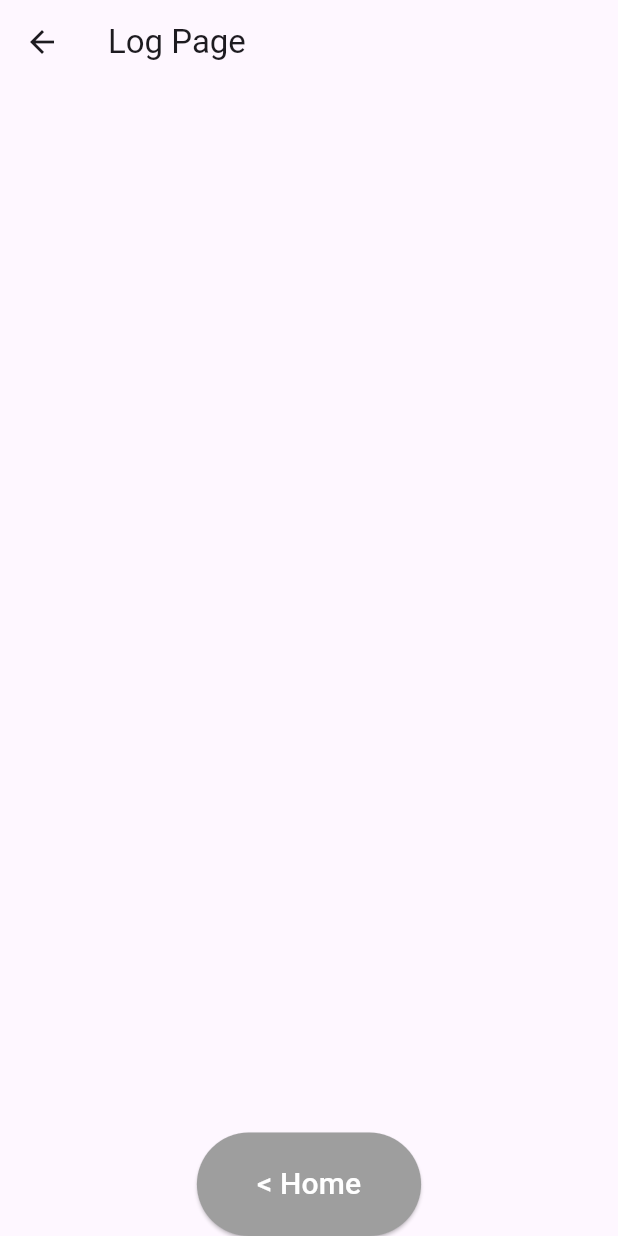
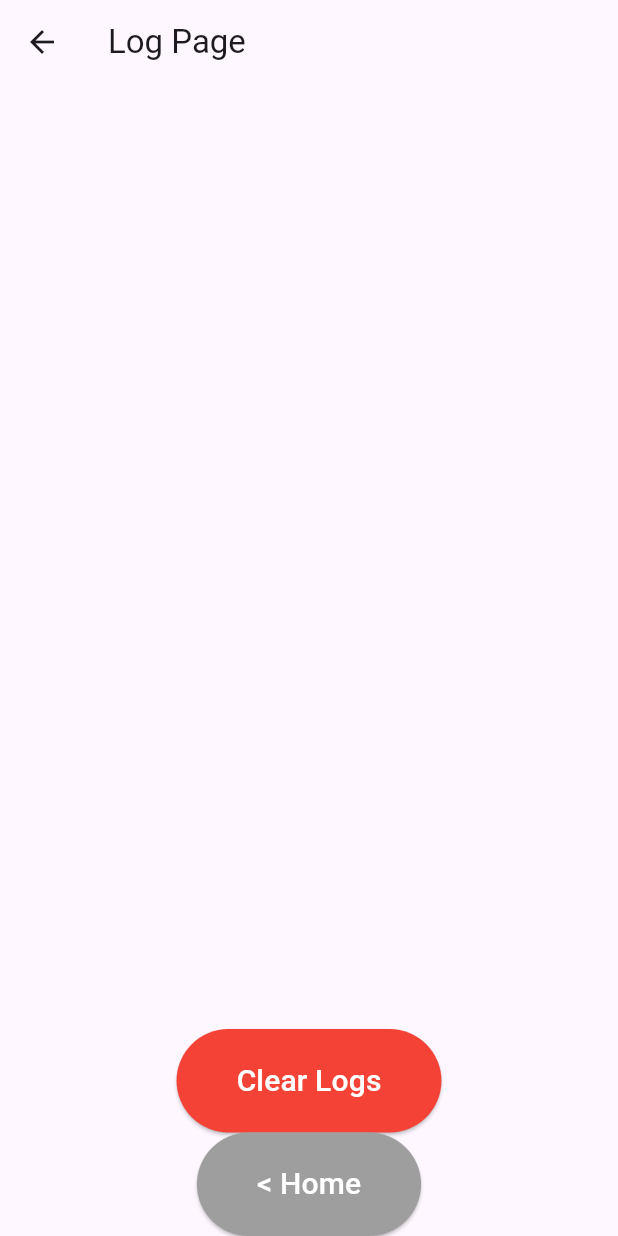
Before and after one commit to nandorfivince/game_one, a Flutter app: the LogPage screen opened directly, on a phone screen of 412 x 824 dp. Run offline on Flutter 3.47's test engine with Material 3 defaults, Android fonts, the phone set to English and light mode, and no system bars; our stand-ins replace shared_preferences; accounts and stored records are empty.

Commit message:
added modifiers

```diff
--- a/lib/main.dart
+++ b/lib/main.dart
@@ -229,6 +229,14 @@ class _LogPageState extends State<LogPage> {
     });
   }
 
+  Future<void> _clearLogs() async {
+    final prefs = await SharedPreferences.getInstance();
+    await prefs.remove('logList');
+    setState(() {
+      logList.clear();
+    });
+  }
+
   @override
   Widget build(BuildContext context) {
     return Scaffold(
@@ -255,6 +263,17 @@ class _LogPageState extends State<LogPage> {
             ),
           ),
           ElevatedButton(
+            onPressed: _clearLogs,
+            style: ElevatedButton.styleFrom(
+              backgroundColor: Colors.red,
+              padding: EdgeInsets.symmetric(horizontal: 40, vertical: 20),
+            ),
+            child: Text(
+              'Clear Logs',
+              style: TextStyle(fontSize: 20, color: Colors.white),
+            ),
+          ),
+          ElevatedButton(
             onPressed: () {
               Navigator.pop(context);
             },
```
Also changed, not shown: 1 other file.
